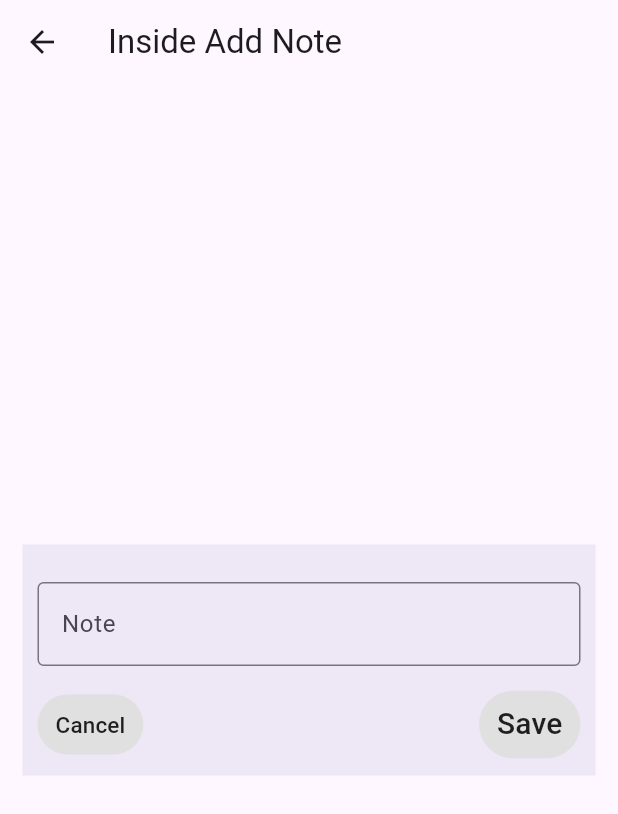
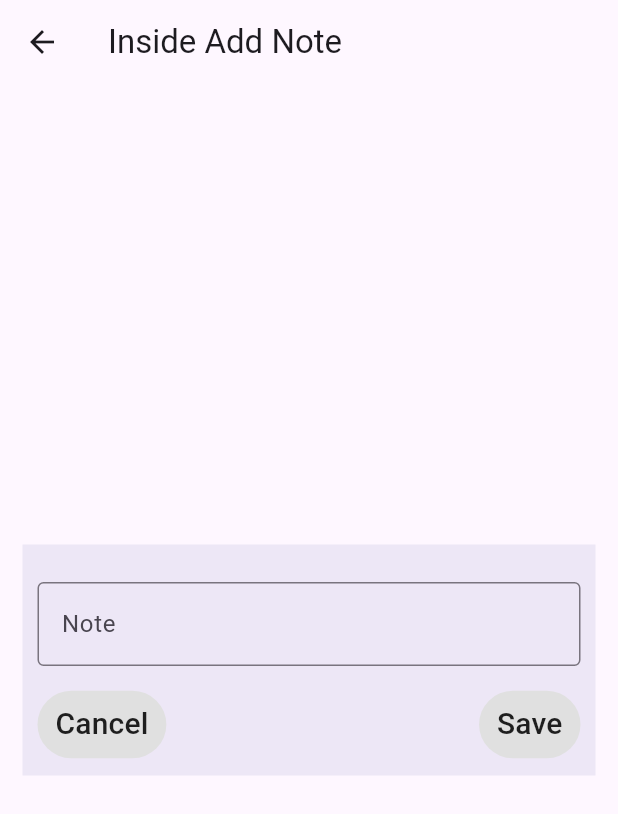
Before and after one commit to Manjunath2402/TODO, a Flutter app: the AddNote screen opened by its route, on a phone screen of 412 x 824 dp. Shown: the top 814 px of the screen. Run offline on Flutter 3.47's test engine with Material 3 defaults, Android fonts, the phone set to English and light mode, and no system bars.

Commit message:
Increased cancel button font size

```diff
--- a/lib/addnote.dart
+++ b/lib/addnote.dart
@@ -59,7 +59,7 @@ class _AddNoteState extends State<AddNote> {
                       child: const Text(
                         'Cancel',
                         style: TextStyle(
-                          fontSize: 15.0,
+                          fontSize: 20.0,
                           color: Colors.black87,
                         ),
                       ),
```
